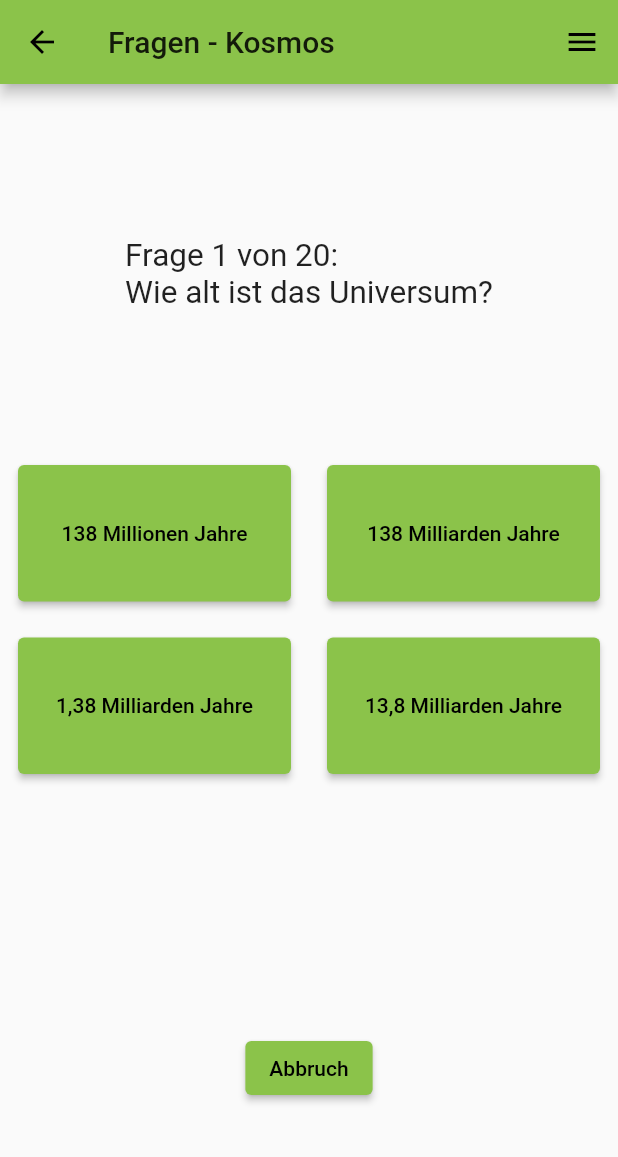
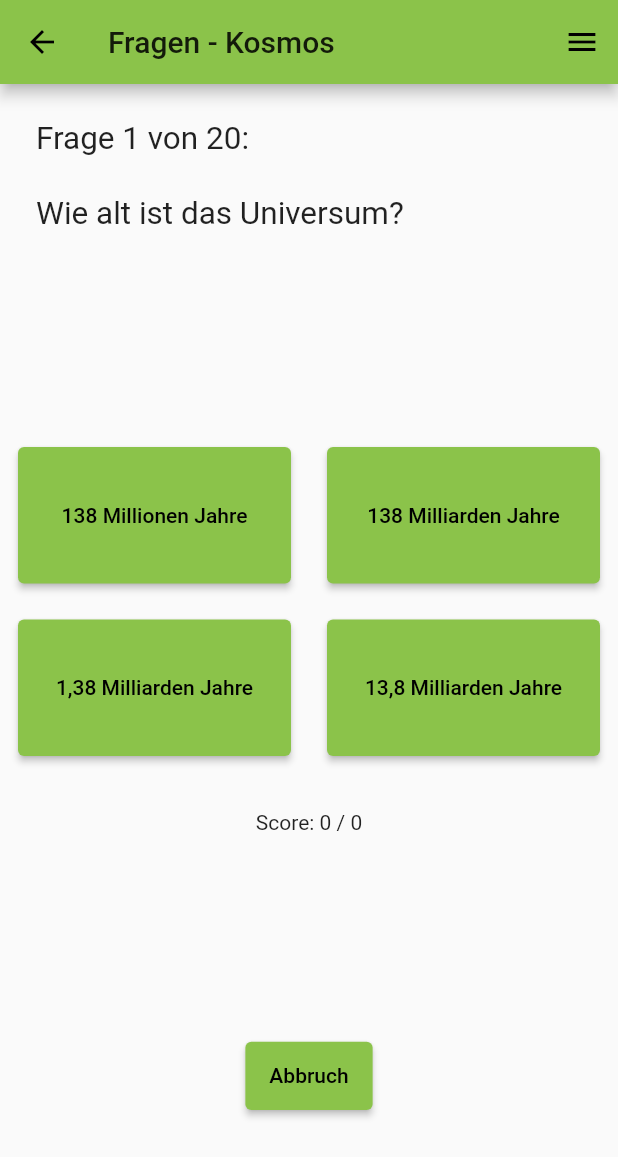
Before and after one commit to Davomat/Qwiz, a Flutter app: the CategoryPage screen opened by its route, after a tap on "Kosmos und Physik", on a phone screen of 412 x 824 dp. Shown: the top 1157 px of the screen. Run offline on Flutter 3.47's test engine with Material 2 defaults, Android fonts, the phone set to English and light mode, and no system bars; our stand-ins replace page_transition.

Commit message:
updated height calculation and added score count

```diff
--- a/lib/question_catcher.dart
+++ b/lib/question_catcher.dart
@@ -1,3 +1,5 @@
+import 'dart:math';
+
 import 'category.dart';
 import 'question.dart';
 
@@ -7,6 +9,23 @@ class QuestionCatcher {
     return getQuestions(category).length;
   }
 
+  static List<String> getRandomAnswerList(Question q) {
+    final answers = List<String>.empty(growable: true);
+    final temp = List<String>.empty(growable: true);
+
+    temp.add(q.rightAnswer);
+    temp.add(q.wrongAnswer1);
+    temp.add(q.wrongAnswer2);
+    temp.add(q.wrongAnswer3);
+
+    answers.add(temp.removeAt(Random().nextInt(4)));
+    answers.add(temp.removeAt(Random().nextInt(3)));
+    answers.add(temp.removeAt(Random().nextInt(2)));
+    answers.add(temp.removeAt(0));
+
+    return answers;
+  }
+
   static List<Question> getQuestions(Category category) {
     switch (category) {
       case Category.cosmos:       return _getQuestionsAboutCosmos();
@@ -14,7 +33,7 @@ class QuestionCatcher {
       case Category.technology:   return _getQuestionsAboutTechnology();
       case Category.programming:  return _getQuestionsAboutProgramming();
       case Category.logic:        return _getQuestionsAboutLogic();
-      case Category.health:      return _getQuestionsAboutFitness();
+      case Category.health:       return _getQuestionsAboutFitness();
       default:                    return new List<Question>.empty();
     }
   }
--- a/lib/quiz_page.dart
+++ b/lib/quiz_page.dart
@@ -1,5 +1,3 @@
-import 'dart:math';
-
 import 'package:flutter/material.dart';
 
 import 'category.dart';
@@ -19,7 +17,11 @@ class _QuizPageState extends State<QuizPage> {
   final questionPadding = 24.0;
   final buttonPadding = 12.0;
 
+  final appBarExtraCornerHeight = 72; // TODO height of corner radius
+
   int questionCounter = 0;
+  int currentScore = 0;
+  int possibleScore = 0;
   int numberOfQuestions = 0;
   String counterText = '';
   String questionText = '';
@@ -41,25 +43,11 @@ class _QuizPageState extends State<QuizPage> {
     });
   }
 
-  List<String> myRandomAnswerList(Question q) {
-    final answers = List<String>.empty(growable: true);
-    final temp = List<String>.empty(growable: true);
-
-    temp.add(q.rightAnswer);
-    temp.add(q.wrongAnswer1);
-    temp.add(q.wrongAnswer2);
-    temp.add(q.wrongAnswer3);
-
-    answers.add(temp.removeAt(Random().nextInt(4)));
-    answers.add(temp.removeAt(Random().nextInt(3)));
-    answers.add(temp.removeAt(Random().nextInt(2)));
-    answers.add(temp.removeAt(0));
-
-    return answers;
-  }
-
-  increaseQuestionCounter() {
+  increaseCounter(String answerText) {
     setState(() {
+      if (answerText == questions.elementAt(questionCounter).rightAnswer)
+        currentScore++;
+      possibleScore++;
       questionCounter++;
     });
   }
@@ -69,7 +57,7 @@ class _QuizPageState extends State<QuizPage> {
       counterText = 'Frage ' + (questionCounter + 1).toString() + ' von ' + numberOfQuestions.toString() + ':';
       Question currentQuestion = questions.elementAt(questionCounter);
       questionText = currentQuestion.questionText;
-      List<String> answers = myRandomAnswerList(currentQuestion);
+      List<String> answers = QuestionCatcher.getRandomAnswerList(currentQuestion);
       answerText1 = answers.removeLast();
       answerText2 = answers.removeLast();
       answerText3 = answers.removeLast();
@@ -93,27 +81,25 @@ class _QuizPageState extends State<QuizPage> {
     setNumberOfQuestions();
     updateAllTexts(questions);
 
-    return Scaffold(
-      appBar: AppBar(
+    AppBar myAppBar() {
+      return AppBar(
         title: Text('Fragen - ' + CategoryHandler.getShortString(category)),
         actions: <Widget>[
           SettingsButton(),
         ],
-      ),
+      );
+    }
+
+    return Scaffold(
+      appBar: myAppBar(),
       body: Column(
         children: <Widget>[
-          SizedBox(height: buttonPadding),
           Padding(
             padding: EdgeInsets.all(questionPadding),
             child: SizedBox(
               width: questionWidth,
               height: questionHeight,
-              child: Center(
-                child: Text(
-                  counterText + '\n' + questionText,
-                  textScaleFactor: 1.5,
-                ),
-              ),
+              child: Text(counterText + '\n\n' + questionText, textScaleFactor: 1.5),
             ),
           ),
           Row(
@@ -125,7 +111,7 @@ class _QuizPageState extends State<QuizPage> {
                   style: ElevatedButton.styleFrom(
                     fixedSize: Size(buttonWidth, buttonHeight),
                   ),
-                  onPressed: () => increaseQuestionCounter(),
+                  onPressed: () => increaseCounter(answerText1),
                   child: Text(answerText1),
                 ),
               ),
@@ -135,7 +121,7 @@ class _QuizPageState extends State<QuizPage> {
                   style: ElevatedButton.styleFrom(
                     fixedSize: Size(buttonWidth, buttonHeight),
                   ),
-                  onPressed: () => increaseQuestionCounter(),
+                  onPressed: () => increaseCounter(answerText2),
                   child: Text(answerText2),
                 ),
               ),
@@ -150,7 +136,7 @@ class _QuizPageState extends State<QuizPage> {
                   style: ElevatedButton.styleFrom(
                     fixedSize: Size(buttonWidth, buttonHeight),
                   ),
-                  onPressed: () => increaseQuestionCounter(),
+                  onPressed: () => increaseCounter(answerText3),
                   child: Text(answerText3),
                 ),
               ),
@@ -160,16 +146,35 @@ class _QuizPageState extends State<QuizPage> {
                   style: ElevatedButton.styleFrom(
                     fixedSize: Size(buttonWidth, buttonHeight),
                   ),
-                  onPressed: () => increaseQuestionCounter(),
+                  onPressed: () => increaseCounter(answerText4),
                   child: Text(answerText4),
                 ),
               ),
             ],
           ),
-          SizedBox(height: screenHeight - questionHeight - 2 * questionPadding - 2 * buttonHeight - 5 * buttonPadding - 192.0),
-          ElevatedButton(
-            child: Text('Abbruch'),
-            onPressed: () => Navigator.pop(context),
+          SizedBox(height: 2 * buttonPadding),
+          SizedBox(
+            height: buttonHeight / 2,
+            child: Text('Score: ' + currentScore.toString() + ' / ' + possibleScore.toString())
+          ),
+          SizedBox(height: screenHeight
+              - myAppBar().preferredSize.height
+              - questionHeight - 2 * questionPadding
+              - buttonHeight - 2 * buttonPadding
+              - buttonHeight - 2 * buttonPadding
+              - 0.5 * buttonHeight - 2 * buttonPadding
+              - 0.5 * buttonHeight - 2 * buttonPadding
+              - appBarExtraCornerHeight
+          ),
+          Padding(
+            padding: EdgeInsets.all(buttonPadding),
+            child: SizedBox(
+              height: buttonHeight / 2,
+              child: ElevatedButton(
+                child: Text('Abbruch'),
+                onPressed: () => Navigator.pop(context),
+              ),
+            ),
           )
         ],
       ),
```
Also changed, not shown: lib/title_screen.dart (+10 -5 lines).
